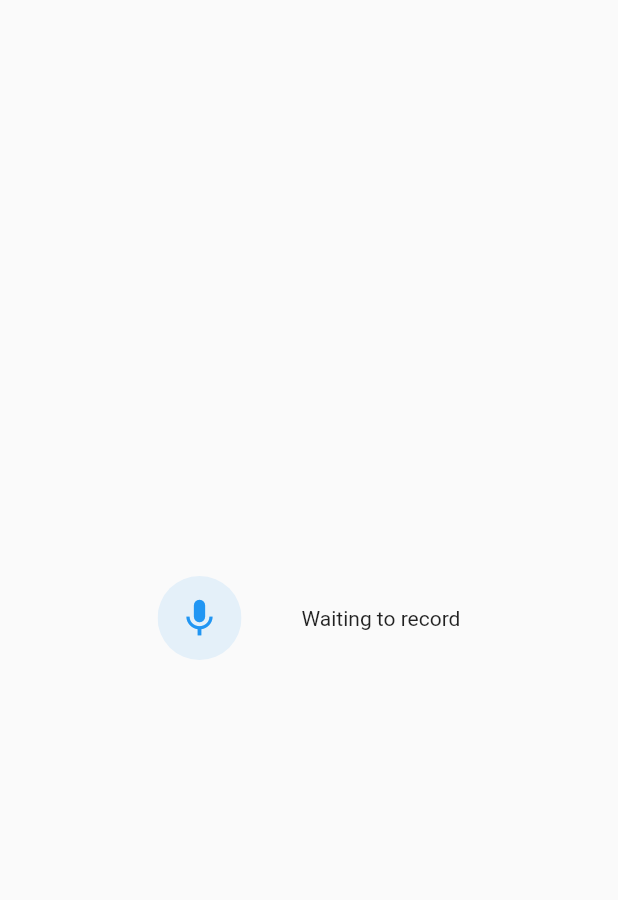
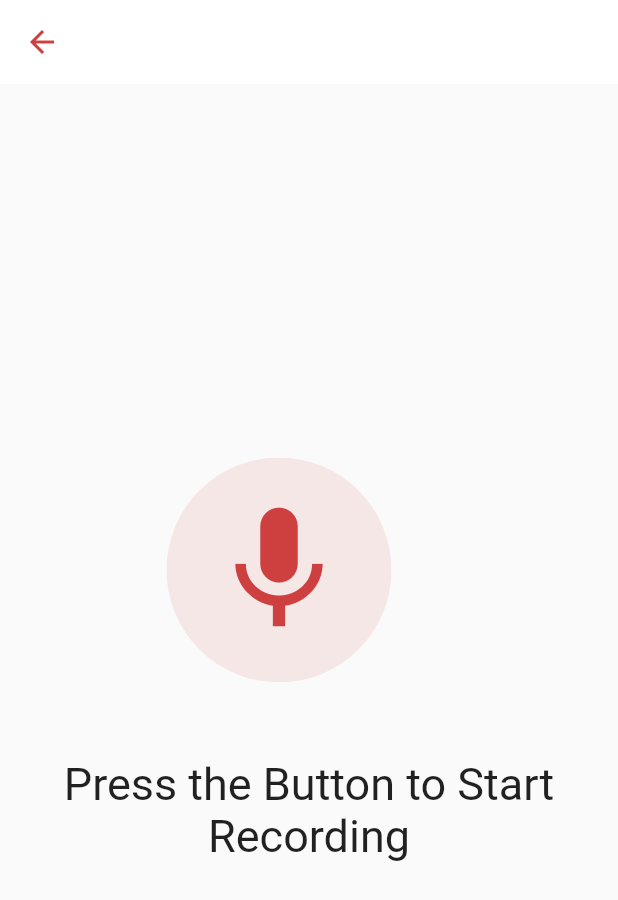
Before and after one commit to 2023GSC-SeeSay/FrontEnd, a Flutter app: the RecordPage screen opened directly, on a phone screen of 412 x 824 dp. Shown: the top 900 px of the screen. Run offline on Flutter 3.47's test engine with Material 2 defaults, Android fonts, the light colour scheme and no system bars; our stand-ins replace firebase_auth, firebase_core, google_sign_in; missing offline and left inert: record; accounts and stored records are empty; statements that could not run were skipped.

Commit message:
Recording Fixed

```diff
--- a/seesay/lib/pages/home_page.dart
+++ b/seesay/lib/pages/home_page.dart
@@ -20,7 +20,7 @@ class HomePage extends StatelessWidget {
               children: [
                 Text(
                   textAlign: TextAlign.center,
-                  '$userName님, 오늘도',
+                  'Hello $userName,',
                   style: const TextStyle(
                     fontSize: 40,
                   ),
--- a/seesay/lib/pages/practice_page.dart
+++ b/seesay/lib/pages/practice_page.dart
@@ -15,7 +15,7 @@ class PracticePage extends StatelessWidget {
             crossAxisAlignment: CrossAxisAlignment.start,
             children: [
               const Text(
-                "연습 Practice",
+                "Practice",
                 style: TextStyle(
                   fontSize: 20,
                   color: Color(0xFFCE4040),
@@ -23,7 +23,7 @@ class PracticePage extends StatelessWidget {
               ),
               const SizedBox(height: 5),
               const Text(
-                "기본 발음 연습",
+                "Basic Pronounciation",
                 style: TextStyle(
                   fontSize: 35,
                   fontWeight: FontWeight.bold,
--- a/seesay/lib/services/practice/record.dart
+++ b/seesay/lib/services/practice/record.dart
@@ -3,6 +3,7 @@ import 'dart:async';
 import 'package:flutter/foundation.dart';
 import 'package:flutter/material.dart';
 import 'package:record/record.dart';
+import 'package:seesay/services/practice/feedback.dart';
 
 class AudioRecorder extends StatefulWidget {
   final void Function(String path) onStop;
@@ -78,8 +79,7 @@ class _AudioRecorderState extends State<AudioRecorder> {
 
   @override
   Widget build(BuildContext context) {
-    return MaterialApp(
-      home: Scaffold(
+    return Scaffold(
       body: Column(
         mainAxisAlignment: MainAxisAlignment.center,
         children: [
@@ -87,19 +87,21 @@ class _AudioRecorderState extends State<AudioRecorder> {
             mainAxisAlignment: MainAxisAlignment.center,
             children: <Widget>[
               _buildRecordStopControl(),
-                const SizedBox(width: 20),
+              const SizedBox(width: 40),
               _buildPauseResumeControl(),
-                const SizedBox(width: 20),
-                _buildText(),
+              // const SizedBox(width: 20),
             ],
           ),
+          const SizedBox(
+            height: 50,
+          ),
+          _buildText(),
           if (_amplitude != null) ...[
             const SizedBox(height: 40),
             Text('Current: ${_amplitude?.current ?? 0.0}'),
             Text('Max: ${_amplitude?.max ?? 0.0}'),
           ],
         ],
-        ),
       ),
     );
   }
@@ -118,19 +120,19 @@ class _AudioRecorderState extends State<AudioRecorder> {
     late Color color;
 
     if (_recordState != RecordState.stop) {
-      icon = const Icon(Icons.stop, color: Colors.red, size: 30);
-      color = Colors.red.withOpacity(0.1);
+      icon = const Icon(Icons.stop, color: Color(0xFFCE4040), size: 100);
+      color = const Color(0xFFCE4040).withOpacity(0.1);
     } else {
       final theme = Theme.of(context);
-      icon = Icon(Icons.mic, color: theme.primaryColor, size: 30);
-      color = theme.primaryColor.withOpacity(0.1);
+      icon = const Icon(Icons.mic, color: Color(0xFFCE4040), size: 100);
+      color = const Color(0xFFCE4040).withOpacity(0.1);
     }
 
     return ClipOval(
       child: Material(
         color: color,
         child: InkWell(
-          child: SizedBox(width: 56, height: 56, child: icon),
+          child: SizedBox(width: 150, height: 150, child: icon),
           onTap: () {
             (_recordState != RecordState.stop) ? _stop() : _start();
           },
@@ -148,19 +150,19 @@ class _AudioRecorderState extends State<AudioRecorder> {
     late Color color;
 
     if (_recordState == RecordState.record) {
-      icon = const Icon(Icons.pause, color: Colors.red, size: 30);
-      color = Colors.red.withOpacity(0.1);
+      icon = const Icon(Icons.pause, color: Color(0xFFCE4040), size: 100);
+      color = const Color(0xFFCE4040).withOpacity(0.1);
     } else {
       final theme = Theme.of(context);
-      icon = const Icon(Icons.play_arrow, color: Colors.red, size: 30);
-      color = theme.primaryColor.withOpacity(0.1);
+      icon = const Icon(Icons.play_arrow, color: Color(0xFFCE4040), size: 100);
+      color = const Color(0xFFCE4040).withOpacity(0.1);
     }
 
     return ClipOval(
       child: Material(
         color: color,
         child: InkWell(
-          child: SizedBox(width: 56, height: 56, child: icon),
+          child: SizedBox(width: 150, height: 150, child: icon),
           onTap: () {
             (_recordState == RecordState.pause) ? _resume() : _pause();
           },
@@ -174,7 +176,11 @@ class _AudioRecorderState extends State<AudioRecorder> {
       return _buildTimer();
     }
 
-    return const Text("Waiting to record");
+    return const Text(
+      "Press the Button to Start Recording",
+      textAlign: TextAlign.center,
+      style: TextStyle(fontSize: 30),
+    );
   }
 
   Widget _buildTimer() {
@@ -183,7 +189,10 @@ class _AudioRecorderState extends State<AudioRecorder> {
 
     return Text(
       '$minutes : $seconds',
-      style: const TextStyle(color: Colors.red),
+      style: const TextStyle(
+        color: Color(0xFFCe4040),
+        fontSize: 30,
+      ),
     );
   }
 
@@ -225,19 +234,64 @@ class RecordPageState extends State<RecordPage> {
   @override
   Widget build(BuildContext context) {
     return Scaffold(
+      backgroundColor: Colors.white,
+      appBar: AppBar(
+        backgroundColor: Colors.white,
+        elevation: 0,
+        iconTheme: const IconThemeData(
+          color: Color(0xFFCE4040),
+        ),
+      ),
       body: Center(
         child: showPlayer
-            ? const Padding(
-                padding: EdgeInsets.symmetric(horizontal: 25),
-                child: Text(
-                  "showPlayer True",
-                )
-                // AudioPlayer(
-                // source: audioPath!,
-                // onDelete: () {
-                //   setState(() => showPlayer = false);
-                // },
-                // ),
+            ? Padding(
+                padding: const EdgeInsets.symmetric(horizontal: 25),
+                child: Column(
+                  children: [
+                    const Text(
+                      "Recording Done",
+                    ),
+                    GestureDetector(
+                      onTap: () {
+                        Navigator.pop(context);
+
+                        // setState(() {});
+                      },
+                      child: Container(
+                        alignment: Alignment.center,
+                        width: 100,
+                        height: 40,
+                        decoration: BoxDecoration(
+                          border: Border.all(
+                            width: 1,
+                          ),
+                        ),
+                        // margin: const EdgeInsets.all(2),
+                        child: const Text("다시 녹음"),
+                      ),
+                    ),
+                    GestureDetector(
+                      onTap: () {
+                        Navigator.push(
+                            context,
+                            MaterialPageRoute(
+                                builder: (context) => const feedbackPage()));
+                      },
+                      child: Container(
+                        alignment: Alignment.center,
+                        width: 100,
+                        height: 40,
+                        decoration: BoxDecoration(
+                          border: Border.all(
+                            width: 1,
+                          ),
+                        ),
+                        // margin: const EdgeInsets.all(2),
+                        child: const Text("녹음 제출"),
+                      ),
+                    ),
+                  ],
+                ),
               )
             : AudioRecorder(
                 onStop: (path) {
@@ -252,35 +306,3 @@ class RecordPageState extends State<RecordPage> {
     );
   }
 }
-
-  // @override
-  // Widget build(BuildContext context) {
-  //   return Scaffold(
-  //     backgroundColor: Colors.white,
-  //     appBar: AppBar(
-  //       backgroundColor: Colors.white,
-  //       elevation: 0,
-  //       iconTheme: const IconThemeData(
-  //         color: Color(0xFFCE4040),
-  //       ),
-  //     ),
-  //     body: Container(
-  //       alignment: Alignment.center,
-  //       child: Container(
-  //         alignment: Alignment.center,
-  //         width: 150,
-  //         height: 150,
-  //         decoration: const BoxDecoration(
-  //           shape: BoxShape.circle,
-  //           color: Color(0xFFCE4040),
-  //         ),
-  //         child: const Icon(
-  //           Icons.mic,
-  //           size: 100,
-  //           color: Colors.white,
-  //         ),
-  //       ),
-  //     ),
-  //   );
-  // }
-// }
--- a/seesay/lib/setting/how_to_use/how_to_use.dart
+++ b/seesay/lib/setting/how_to_use/how_to_use.dart
@@ -203,7 +203,7 @@ class _howToUseState extends State<howToUse> {
                         child: Column(
                           children: const [
                             Text(
-                              "Helps you practice Basic Pronounciation",
+                              "You can practice Basic Pronounciation",
                               style: TextStyle(
                                 fontSize: 30,
                                 fontWeight: FontWeight.bold,
```
Also changed, not shown: seesay/lib/pages/add_page.dart (+5 -5 lines), seesay/lib/pages/library_page.dart (+10 -8 lines), seesay/lib/pages/root_page.dart (+4 -4 lines), seesay/lib/pages/setting_page.dart (+7 -5 lines), seesay/lib/services/practice/feedback.dart (added, +25 -0 lines), seesay/lib/setting/how_to_use/how_setting.dart (deleted), 1 other file. Lines whose indentation alone changed are shown as unchanged.
